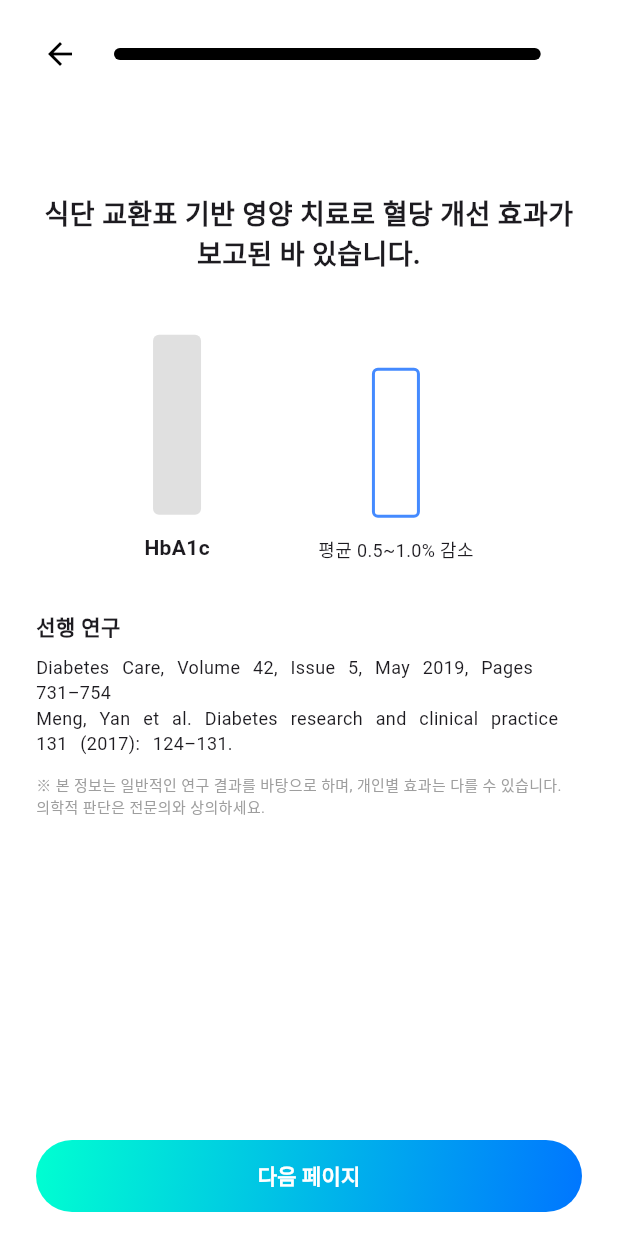
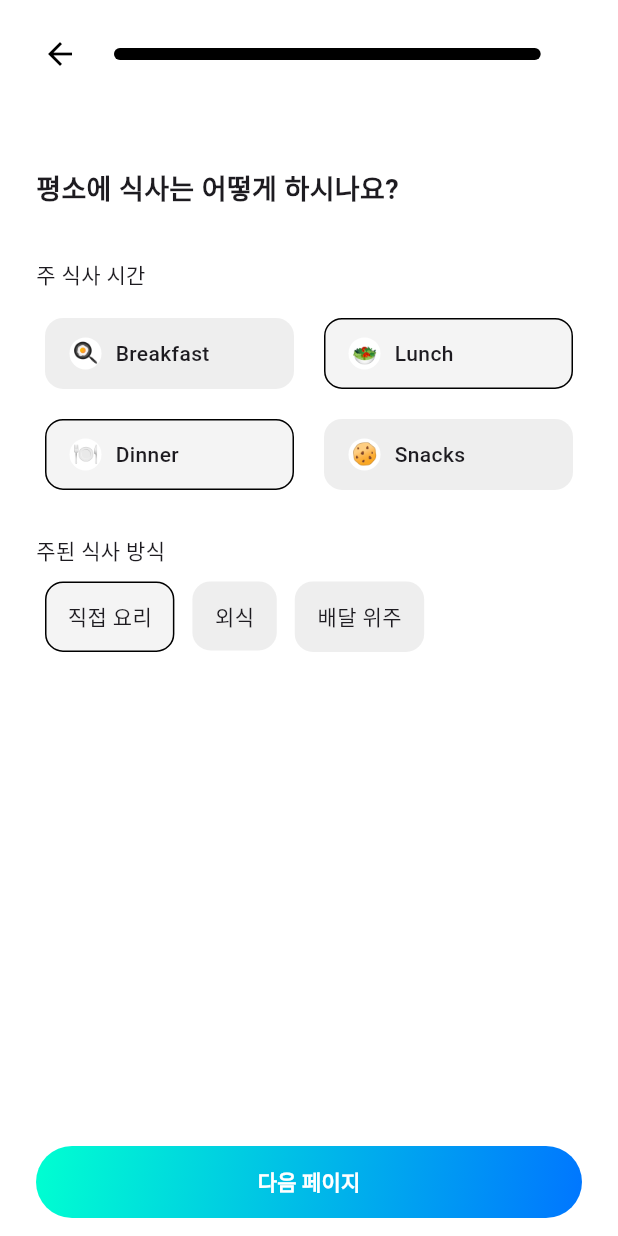
Before and after one commit to kygyeom/glucous_meal_app, a Flutter app: the UserMealInfoScreen screen opened directly with empty values, on a phone screen of 412 x 824 dp. Run offline on Flutter 3.47's test engine with Material 3 defaults, Android fonts, the phone set to English and light mode, and no system bars; Roboto replaces fonts that are missing (NotoSans).

Commit message:
fixing design

```diff
--- a/lib/screens/user_meal_info.dart
+++ /dev/null
@@ -1,219 +0,0 @@
-import 'package:flutter/material.dart';
-import 'user_lifestyle_screen.dart';
-
-class UserMealInfoScreen extends StatefulWidget {
-  final int age;
-  final String gender;
-  final double height;
-  final double weight;
-  final String activityLevel;
-  final String diabetes;
-  final String goal;
-
-  const UserMealInfoScreen({
-    super.key,
-    required this.age,
-    required this.gender,
-    required this.height,
-    required this.weight,
-    required this.activityLevel,
-    required this.diabetes,
-    required this.goal,
-  });
-
-  @override
-  State<UserMealInfoScreen> createState() => _UserMealInfoScreenState();
-}
-
-class _UserMealInfoScreenState extends State<UserMealInfoScreen> {
-  Widget buildProgressBar(BuildContext context) {
-    return Padding(
-      padding: const EdgeInsets.symmetric(horizontal: 16, vertical: 12),
-      child: Row(
-        children: [
-          IconButton(
-            icon: const Icon(Icons.arrow_back, color: Colors.black),
-            onPressed: () => Navigator.pop(context),
-          ),
-          const SizedBox(width: 12),
-          Expanded(
-            flex: 8,
-            child: Container(
-              height: 8,
-              decoration: BoxDecoration(
-                color: Colors.grey.shade300,
-                borderRadius: BorderRadius.circular(4),
-              ),
-              child: FractionallySizedBox(
-                alignment: Alignment.centerLeft,
-                widthFactor: 1.0,
-                child: Container(
-                  decoration: BoxDecoration(
-                    color: Colors.black,
-                    borderRadius: BorderRadius.circular(4),
-                  ),
-                ),
-              ),
-            ),
-          ),
-          const Spacer(flex: 1),
-        ],
-      ),
-    );
-  }
-
-  @override
-  Widget build(BuildContext context) {
-    final screenHeight = MediaQuery.of(context).size.height;
-
-    return Scaffold(
-      backgroundColor: Colors.white,
-      body: SafeArea(
-        child: Column(
-          mainAxisAlignment: MainAxisAlignment.spaceBetween,
-          children: [
-            buildProgressBar(context),
-            Expanded(
-              child: ListView(
-                padding: const EdgeInsets.symmetric(
-                  horizontal: 24,
-                  vertical: 16,
-                ),
-                children: [
-                  SizedBox(height: screenHeight * 0.05),
-                  const Text(
-                    '식단 교환표 기반 영양 치료로 혈당 개선 효과가 보고된 바 있습니다.',
-                    textAlign: TextAlign.center,
-                    style: TextStyle(fontSize: 18, fontWeight: FontWeight.w600),
-                  ),
-                  const SizedBox(height: 40),
-                  Row(
-                    mainAxisAlignment: MainAxisAlignment.spaceEvenly,
-                    crossAxisAlignment: CrossAxisAlignment.end,
-                    children: [
-                      Column(
-                        children: [
-                          Container(
-                            width: 32,
-                            height: 120,
-                            decoration: BoxDecoration(
-                              color: Colors.grey.shade300,
-                              borderRadius: BorderRadius.circular(4),
-                            ),
-                          ),
-                          const SizedBox(height: 12),
-                          const Text(
-                            'HbA1c',
-                            style: TextStyle(fontWeight: FontWeight.bold),
-                          ),
-                        ],
-                      ),
-                      Column(
-                        children: [
-                          Container(
-                            width: 32,
-                            height: 100,
-                            decoration: BoxDecoration(
-                              border: Border.all(
-                                color: Colors.blueAccent,
-                                width: 2,
-                              ),
-                              borderRadius: BorderRadius.circular(4),
-                              color: Colors.transparent,
-                            ),
-                          ),
-                          const SizedBox(height: 12),
-                          const Text(
-                            '평균 0.5~1.0% 감소',
-                            style: TextStyle(fontSize: 12),
-                          ),
-                        ],
-                      ),
-                    ],
-                  ),
-                  const SizedBox(height: 32),
-                  const Text(
-                    '선행 연구',
-                    style: TextStyle(fontWeight: FontWeight.w600),
-                  ),
-                  const SizedBox(height: 8),
-                  const Text(
-                    'Diabetes  Care,  Volume  42,  Issue  5,  May  2019,  Pages  731–754\n'
-                    'Meng,  Yan  et  al.  Diabetes  research  and  clinical  practice  131  (2017):  124–131.',
-                    style: TextStyle(
-                      fontSize: 12,
-                      height: 1.4,
-                      wordSpacing: 2.0,
-                    ),
-                  ),
-                  const SizedBox(height: 12),
-                  const Text(
-                    '※ 본 정보는 일반적인 연구 결과를 바탕으로 하며, 개인별 효과는 다를 수 있습니다.\n'
-                    '의학적 판단은 전문의와 상의하세요.',
-                    style: TextStyle(fontSize: 10, color: Colors.grey),
-                  ),
-                ],
-              ),
-            ),
-            Padding(
-              padding: const EdgeInsets.symmetric(
-                horizontal: 24.0,
-                vertical: 16.0,
-              ),
-              child: SizedBox(
-                width: double.infinity,
-                height: 48,
-                child: ElevatedButton(
-                  onPressed: () {
-                    Navigator.push(
-                      context,
-                      MaterialPageRoute(
-                        builder: (context) => UserLifestyleScreen(
-                          age: widget.age,
-                          gender: widget.gender,
-                          height: widget.height,
-                          weight: widget.weight,
-                          activityLevel: widget.activityLevel,
-                          diabetes: widget.diabetes,
-                          goal: widget.goal,
-                        ),
-                      ),
-                    );
-                  },
-                  style: ElevatedButton.styleFrom(
-                    padding: EdgeInsets.zero,
-                    backgroundColor: Colors.transparent,
-                    elevation: 0,
-                    shape: RoundedRectangleBorder(
-                      borderRadius: BorderRadius.circular(24),
-                    ),
-                  ),
-                  child: Ink(
-                    decoration: const BoxDecoration(
-                      gradient: LinearGradient(
-                        colors: [Color(0xFF00FFD1), Color(0xFF0076FF)],
-                        begin: Alignment.topLeft,
-                        end: Alignment.bottomRight,
-                      ),
-                      borderRadius: BorderRadius.all(Radius.circular(24)),
-                    ),
-                    child: const Center(
-                      child: Text(
-                        '다음 페이지',
-                        style: TextStyle(
-                          fontSize: 14,
-                          fontWeight: FontWeight.w600,
-                          color: Colors.white,
-                        ),
-                      ),
-                    ),
-                  ),
-                ),
-              ),
-            ),
-          ],
-        ),
-      ),
-    );
-  }
-}
--- /dev/null
+++ b/lib/screens/user_meal_info_screen.dart
@@ -0,0 +1,235 @@
+// 파일: lifestyle_meal_screen.dart
+import 'package:flutter/material.dart';
+import 'user_meal_condition_screen.dart';
+
+class UserMealInfoScreen extends StatefulWidget {
+  final int age;
+  final String gender;
+  final double height;
+  final double weight;
+  final String activityLevel;
+  final String goal;
+  final String diabetes;
+
+  const UserMealInfoScreen({
+    super.key,
+    required this.age,
+    required this.gender,
+    required this.height,
+    required this.weight,
+    required this.activityLevel,
+    required this.goal,
+    required this.diabetes,
+  });
+
+  @override
+  State<UserMealInfoScreen> createState() => _UserMealInfoScreenState();
+}
+
+class _UserMealInfoScreenState extends State<UserMealInfoScreen> {
+  List<String> selectedMeals = ['Lunch', 'Dinner'];
+  String selectedMealMethod = 'Direct cooking';
+
+  void toggleMeal(String meal) {
+    setState(() {
+      if (selectedMeals.contains(meal)) {
+        if (selectedMeals.length == 1) return;
+        selectedMeals.remove(meal);
+      } else {
+        selectedMeals.add(meal);
+      }
+    });
+  }
+
+  Widget buildProgressBar(BuildContext context) {
+    return Padding(
+      padding: const EdgeInsets.symmetric(horizontal: 16, vertical: 12),
+      child: Row(
+        children: [
+          IconButton(
+            icon: const Icon(Icons.arrow_back, color: Colors.black),
+            onPressed: () => Navigator.pop(context),
+          ),
+          const SizedBox(width: 12),
+          Expanded(
+            flex: 8,
+            child: Container(
+              height: 8,
+              decoration: BoxDecoration(
+                color: Colors.grey.shade300,
+                borderRadius: BorderRadius.circular(4),
+              ),
+              child: FractionallySizedBox(
+                alignment: Alignment.centerLeft,
+                widthFactor: 1.0,
+                child: Container(
+                  decoration: BoxDecoration(
+                    color: Colors.black,
+                    borderRadius: BorderRadius.circular(4),
+                  ),
+                ),
+              ),
+            ),
+          ),
+          const Spacer(flex: 1),
+        ],
+      ),
+    );
+  }
+
+  @override
+  Widget build(BuildContext context) {
+    return Scaffold(
+      backgroundColor: Colors.white,
+      body: SafeArea(
+        child: Column(
+          children: [
+            buildProgressBar(context),
+            Expanded(
+              child: ListView(
+                padding: const EdgeInsets.symmetric(horizontal: 24, vertical: 8),
+                children: [
+                  SizedBox(height: MediaQuery.of(context).size.height * 0.04),
+                  const Text(
+                    '평소에 식사는 어떻게 하시나요?',
+                    style: TextStyle(fontSize: 18, fontWeight: FontWeight.bold),
+                  ),
+                  SizedBox(height: MediaQuery.of(context).size.height * 0.04),
+                  const Text('주 식사 시간'),
+                  const SizedBox(height: 12),
+                  GridView.count(
+                    crossAxisCount: 2,
+                    shrinkWrap: true,
+                    physics: const NeverScrollableScrollPhysics(),
+                    mainAxisSpacing: 8,
+                    crossAxisSpacing: 8,
+                    childAspectRatio: 3,
+                    children: [
+                      buildChip('Breakfast', '🍳'),
+                      buildChip('Lunch', '🥗'),
+                      buildChip('Dinner', '🍽️'),
+                      buildChip('Snacks', '🍪'),
+                    ],
+                  ),
+                  const SizedBox(height: 24),
+                  const Text('주된 식사 방식'),
+                  const SizedBox(height: 4),
+                  Wrap(
+                    children: ['직접 요리', '외식', '배달 위주']
+                        .map((method) => buildChip(
+                              method == '직접 요리'
+                                  ? 'Direct cooking'
+                                  : method == '외식'
+                                      ? 'Eating out'
+                                      : 'Delivery based',
+                              null,
+                              label: method,
+                              isMethod: true,
+                            ))
+                        .toList(),
+                  ),
+                  const SizedBox(height: 24),
+                ],
+              ),
+            ),
+            Padding(
+              padding: const EdgeInsets.symmetric(horizontal: 24, vertical: 12),
+              child: SizedBox(
+                width: double.infinity,
+                height: 48,
+                child: ElevatedButton(
+                  style: ElevatedButton.styleFrom(
+                    padding: EdgeInsets.zero,
+                    backgroundColor: Colors.transparent,
+                    elevation: 0,
+                    shape: RoundedRectangleBorder(
+                      borderRadius: BorderRadius.circular(24),
+                    ),
+                  ),
+                  onPressed: () {
+                    Navigator.push(
+                      context,
+                      MaterialPageRoute(
+                        builder: (context) => UserMealConditionScreen(
+                          age: widget.age,
+                          gender: widget.gender,
+                          height: widget.height,
+                          weight: widget.weight,
+                          activityLevel: widget.activityLevel,
+                          goal: widget.goal,
+                          diabetes: widget.diabetes,
+                          meals: selectedMeals,
+                          mealMethod: selectedMealMethod,
+                        ),
+                      ),
+                    );
+                  },
+                  child: Ink(
+                    decoration: const BoxDecoration(
+                      gradient: LinearGradient(
+                        colors: [Color(0xFF00FFD1), Color(0xFF0076FF)],
+                        begin: Alignment.topLeft,
+                        end: Alignment.bottomRight,
+                      ),
+                      borderRadius: BorderRadius.all(Radius.circular(24)),
+                    ),
+                    child: const Center(
+                      child: Text(
+                        '다음 페이지',
+                        style: TextStyle(
+                          fontSize: 14,
+                          fontWeight: FontWeight.w600,
+                          color: Colors.white,
+                        ),
+                      ),
+                    ),
+                  ),
+                ),
+              ),
+            ),
+          ],
+        ),
+      ),
+    );
+  }
+
+  Widget buildChip(String value, String? emoji, {String? label, bool isMethod = false}) {
+    final bool selected = isMethod
+        ? selectedMealMethod == value
+        : selectedMeals.contains(value);
+    return GestureDetector(
+      onTap: () => setState(() {
+        if (isMethod) {
+          selectedMealMethod = value;
+        } else {
+          toggleMeal(value);
+        }
+      }),
+      child: Container(
+        padding: const EdgeInsets.symmetric(horizontal: 14, vertical: 12),
+        margin: const EdgeInsets.symmetric(horizontal: 6, vertical: 6),
+        decoration: BoxDecoration(
+          color: selected ? Color(0xFFF4F4F4) : Colors.grey[200],
+          border: Border.all(color: selected ? Colors.black : Colors.transparent),
+          borderRadius: BorderRadius.circular(12),
+        ),
+        child: Row(
+          mainAxisSize: MainAxisSize.min,
+          children: [
+            if (emoji != null)
+              CircleAvatar(
+                radius: 12,
+                backgroundColor: Colors.white,
+                child: Text(emoji, style: const TextStyle(fontSize: 14)),
+              ),
+            if (emoji != null) const SizedBox(width: 8),
+            Text(
+              label ?? value,
+              style: const TextStyle(fontSize: 14, fontWeight: FontWeight.w500),
+            ),
+          ],
+        ),
+      ),
+    );
+  }
+}
```
Also changed, not shown: lib/screens/research_result_screen.dart (+9 -6 lines), lib/screens/user_meal_condition_screen.dart (added, +245 -0 lines).
